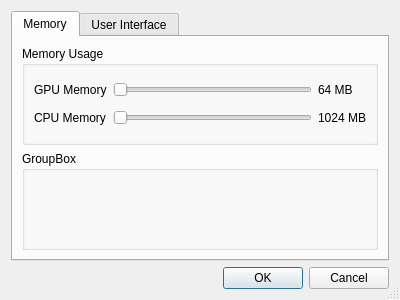
Before: the Qt Designer form UI/UI/SettingsDlg.ui in SCIInstitute/ImageVis3D, drawn with Qt 5.
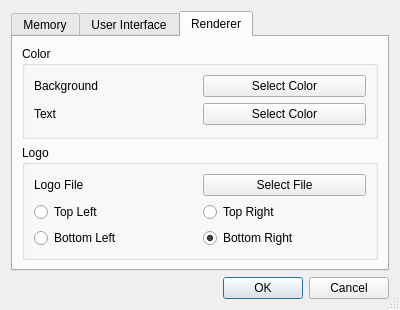
After: the same form once the commit is applied. The open tabs and pages were chosen to show the change.

Diff of the .ui file:
```diff
--- a/UI/UI/SettingsDlg.ui
+++ b/UI/UI/SettingsDlg.ui
@@ -71,8 +71,11 @@
           </item>
           <item row="0" column="2" >
            <widget class="QLabel" name="label_GPUMem_Displ" >
+            <property name="layoutDirection" >
+             <enum>Qt::RightToLeft</enum>
+            </property>
             <property name="text" >
-             <string>64 MB</string>
+             <string>64</string>
             </property>
            </widget>
           </item>
@@ -92,8 +95,25 @@
           </item>
           <item row="1" column="2" >
            <widget class="QLabel" name="label_CPUMem_Displ" >
+            <property name="layoutDirection" >
+             <enum>Qt::RightToLeft</enum>
+            </property>
             <property name="text" >
-             <string>1024 MB</string>
+             <string>1024</string>
+            </property>
+           </widget>
+          </item>
+          <item row="0" column="3" >
+           <widget class="QLabel" name="label_GPU_MB" >
+            <property name="text" >
+             <string>MB</string>
+            </property>
+           </widget>
+          </item>
+          <item row="1" column="3" >
+           <widget class="QLabel" name="label_CPU_MB" >
+            <property name="text" >
+             <string>MB</string>
             </property>
            </widget>
           </item>
@@ -103,7 +123,7 @@
        <item>
         <widget class="QGroupBox" name="groupBox" >
          <property name="title" >
-          <string>GroupBox</string>
+          <string>Statistics</string>
          </property>
         </widget>
        </item>
@@ -122,6 +142,107 @@
        <string>User Interface</string>
       </attribute>
      </widget>
+     <widget class="QWidget" name="tabRenderer" >
+      <attribute name="title" >
+       <string>Renderer</string>
+      </attribute>
+      <layout class="QVBoxLayout" name="verticalLayout_3" >
+       <item>
+        <widget class="QGroupBox" name="groupBox_Color" >
+         <property name="title" >
+          <string>Color</string>
+         </property>
+         <layout class="QGridLayout" name="gridLayout_3" >
+          <item row="0" column="0" >
+           <widget class="QLabel" name="label_5" >
+            <property name="text" >
+             <string>Background</string>
+            </property>
+           </widget>
+          </item>
+          <item row="0" column="2" >
+           <widget class="QPushButton" name="pushButton" >
+            <property name="text" >
+             <string>Select Color</string>
+            </property>
+           </widget>
+          </item>
+          <item row="1" column="0" >
+           <widget class="QLabel" name="label_3" >
+            <property name="text" >
+             <string>Text</string>
+            </property>
+           </widget>
+          </item>
+          <item row="1" column="2" >
+           <widget class="QPushButton" name="pushButton_3" >
+            <property name="text" >
+             <string>Select Color</string>
+            </property>
+           </widget>
+          </item>
+         </layout>
+        </widget>
+       </item>
+       <item>
+        <widget class="QGroupBox" name="groupBox_2" >
+         <property name="title" >
+          <string>Logo</string>
+         </property>
+         <layout class="QGridLayout" name="gridLayout_2" >
+          <item row="3" column="0" >
+           <widget class="QRadioButton" name="radioButton_3" >
+            <property name="text" >
+             <string>Bottom Left</string>
+            </property>
+           </widget>
+          </item>
+          <item row="3" column="1" >
+           <widget class="QRadioButton" name="radioButton_2" >
+            <property name="text" >
+             <string>Bottom Right</string>
+            </property>
+            <property name="checked" >
+             <bool>true</bool>
+            </property>
+           </widget>
+          </item>
+          <item row="2" column="1" >
+           <widget class="QRadioButton" name="radioButton_4" >
+            <property name="text" >
+             <string>Top Right</string>
+            </property>
+           </widget>
+          </item>
+          <item row="2" column="0" >
+           <widget class="QRadioButton" name="radioButton" >
+            <property name="text" >
+             <string>Top Left</string>
+            </property>
+            <property name="checked" >
+             <bool>false</bool>
+            </property>
+           </widget>
+          </item>
+          <item row="0" column="0" >
+           <widget class="QLabel" name="label_4" >
+            <property name="text" >
+             <string>Logo File</string>
+            </property>
+           </widget>
+          </item>
+          <item row="0" column="1" >
+           <widget class="QPushButton" name="pushButton_2" >
+            <property name="text" >
+             <string>Select File</string>
+            </property>
+           </widget>
+          </item>
+         </layout>
+        </widget>
+       </item>
+      </layout>
+     </widget>
     </widget>
    </item>
    <item>
```
Left out of the diff: 70 changed lines with no effect on the pictures.
